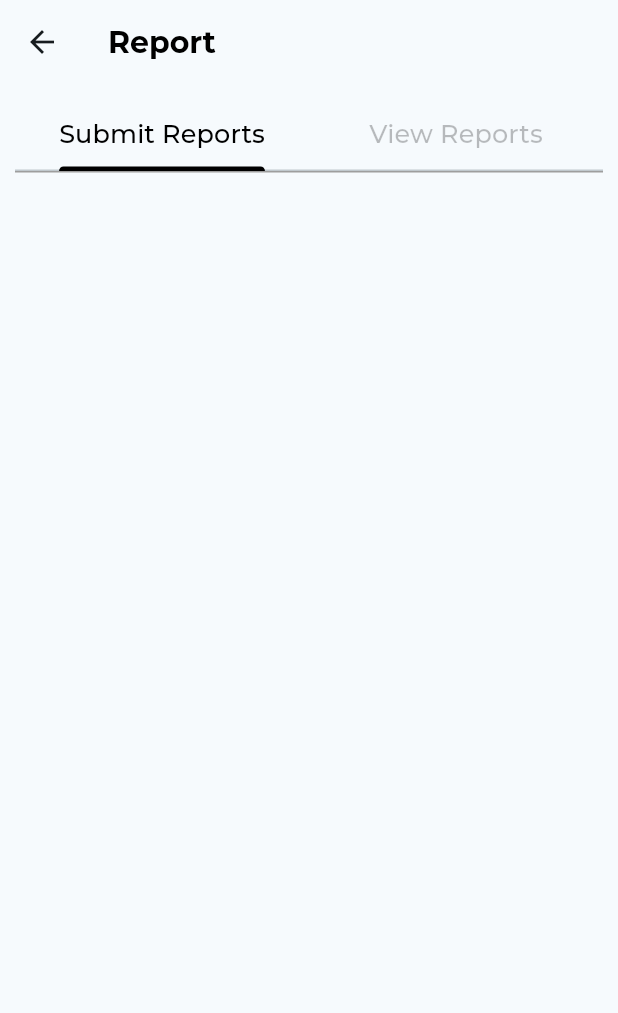
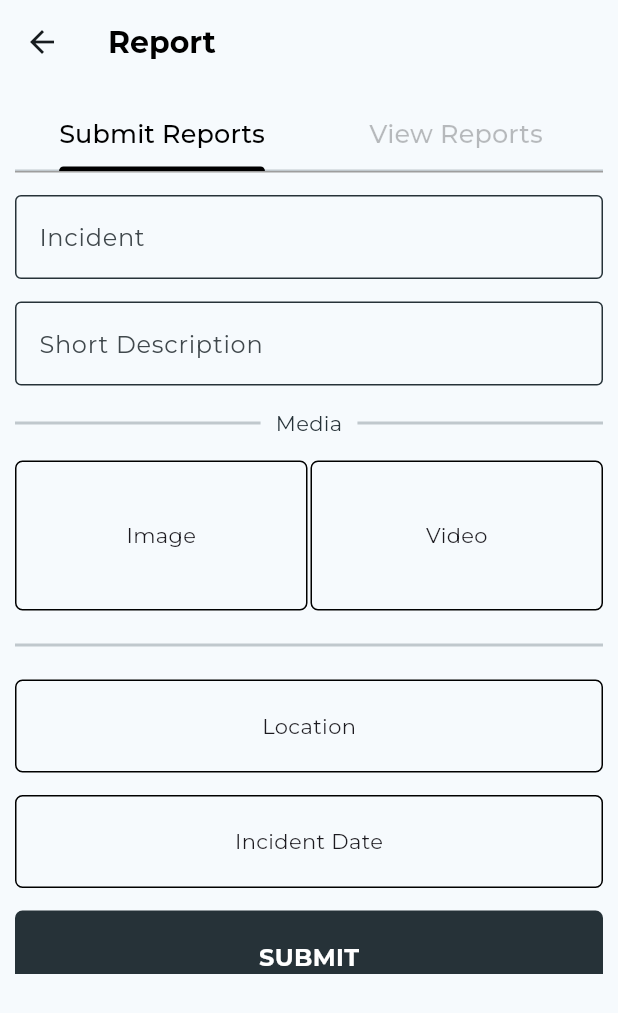
Before and after one commit to bocyej/InnOlympics-SaneTech, a Flutter app: the SubmitReportsPage screen opened directly, on a phone screen of 412 x 824 dp. Shown: the top 1013 px of the screen. Run offline on Flutter 3.47's test engine with Material 3 defaults, Android fonts, the light colour scheme and no system bars; our stand-ins replace firebase_auth, firebase_core, google_fonts, google_maps_flutter, location; accounts and stored records are empty.

Commit message:
addeed form for reporting

```diff
--- a/lib/screens/submit_reports_page.dart
+++ b/lib/screens/submit_reports_page.dart
@@ -9,10 +9,17 @@
 }
 
 class _SubmitReportsPageState extends State<SubmitReportsPage> {
+  TextEditingController _incidentController = TextEditingController();
+  TextEditingController _descriptionController = TextEditingController();
+  DateTime? incidentDate;
   List<ReportCardModel> reportscard = [];
 
   void _getInitialInfo() {
     reportscard = ReportCardModel.getReports();
+  }
+
+  void submitReport() async {
+
   }
 
   @override
@@ -24,6 +31,7 @@
     _getInitialInfo();
     return SafeArea(
       child: Scaffold(
+        resizeToAvoidBottomInset: false,
         appBar: AppBar(
           title: const Text(
             "Report",
@@ -94,11 +102,152 @@
 
   SingleChildScrollView _tabOneInfo() {
     return SingleChildScrollView(
-      child: Column(
-        mainAxisSize: MainAxisSize.max,
-        mainAxisAlignment: MainAxisAlignment.spaceAround,
-        crossAxisAlignment: CrossAxisAlignment.center,
-        children: [],
+      child: SafeArea(
+        child: Column(
+          mainAxisSize: MainAxisSize.max,
+          mainAxisAlignment: MainAxisAlignment.spaceAround,
+          crossAxisAlignment: CrossAxisAlignment.center,
+          children: [
+            SizedBox(height: 15),
+            TextField(
+              decoration: InputDecoration(
+                labelText: 'Incident',
+                enabledBorder: OutlineInputBorder(
+                  borderSide: BorderSide(color: Colors.blueGrey.shade900),
+                ),
+                focusedBorder: OutlineInputBorder(
+                  borderSide: BorderSide(color: Colors.blueGrey.shade900),
+                ),
+              ),
+            ),
+            SizedBox(height: 15),
+            TextField(
+              decoration: InputDecoration(
+                labelText: 'Short Description',
+                enabledBorder: OutlineInputBorder(
+                  borderSide: BorderSide(color: Colors.blueGrey.shade900),
+                ),
+                focusedBorder: OutlineInputBorder(
+                  borderSide: BorderSide(color: Colors.blueGrey.shade900),
+                ),
+              ),
+            ),
+            SizedBox(height: 15),
+            Padding(
+              padding: const EdgeInsets.symmetric(horizontal: 0.0),
+              child: Row(
+                children: [
+                  Expanded(
+                    child: Divider(
+                      thickness: 2,
+                    ),
+                  ),
+                  Padding(
+                    padding: const EdgeInsets.symmetric(horizontal: 10.0),
+                    child: Text(
+                      'Media',
+                      style: TextStyle(color: Colors.blueGrey[900]),
+                    ),
+                  ),
+                  Expanded(
+                    child: Divider(
+                      thickness: 2,
+                    ),
+                  ),
+                ],
+              ),
+            ),
+            SizedBox(height: 15),
+            Row(
+              children: [
+                Container(
+                  height: 100,
+                  width: 195,
+                  padding: EdgeInsets.all(20),
+                  decoration: BoxDecoration(
+                      border: Border.all(),
+                      borderRadius: BorderRadius.circular(5)),
+                  child: Center(
+                    child: Text('Image'),
+                  ),
+                ),
+                Spacer(),
+                Container(
+                  height: 100,
+                  width: 195,
+                  padding: EdgeInsets.all(20),
+                  decoration: BoxDecoration(
+                      border: Border.all(),
+                      borderRadius: BorderRadius.circular(5)),
+                  child: Center(
+                    child: Text('Video'),
+                  ),
+                ),
+              ],
+            ),
+            SizedBox(height: 15),
+            Divider(
+              thickness: 2.0,
+            ),
+            SizedBox(height: 15),
+            Container(
+              padding: EdgeInsets.all(20),
+              decoration: BoxDecoration(
+                borderRadius: BorderRadius.circular(5),
+                border: Border.all(
+                  width: 1.0,
+                ),
+              ),
+              child: Center(
+                child: Text(
+                  'Location',
+                  style: TextStyle(
+                    fontSize: 14,
+                  ),
+                ),
+              ),
+            ),
+            SizedBox(height: 15),
+            Container(
+              padding: EdgeInsets.all(20),
+              decoration: BoxDecoration(
+                borderRadius: BorderRadius.circular(5),
+                border: Border.all(
+                  width: 1.0,
+                ),
+              ),
+              child: Center(
+                child: Text(
+                  'Incident Date',
+                  style: TextStyle(
+                    fontSize: 14,
+                  ),
+                ),
+              ),
+            ),
+            SizedBox(height: 15),
+            GestureDetector(
+              onTap: submitReport,
+              child: Container(
+                padding: EdgeInsets.all(20),
+                decoration: BoxDecoration(
+                  color: Colors.blueGrey[900],
+                  borderRadius: BorderRadius.circular(5),
+                ),
+                child: Center(
+                  child: Text(
+                    'SUBMIT',
+                    style: TextStyle(
+                      color: Colors.white,
+                      fontWeight: FontWeight.bold,
+                      fontSize: 16,
+                    ),
+                  ),
+                ),
+              ),
+            ),
+          ],
+        ),
       ),
     );
   }
```
